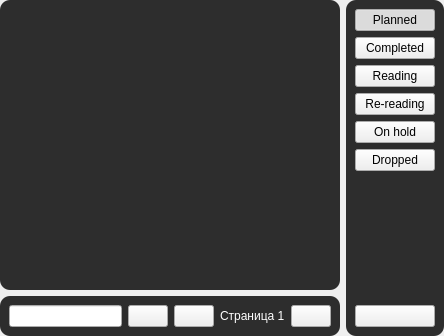
Old version of the form data/ui/shikimori.ui in the repository brandonzorn/Nlight.
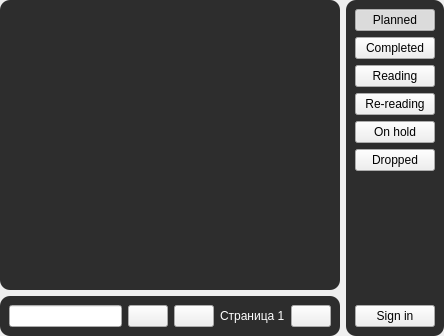
New version of the form. Icons and pictures are not drawn.

Commit message: fix translation sign in button

Patch:
```diff
--- a/data/ui/shikimori.ui
+++ b/data/ui/shikimori.ui
@@ -304,7 +304,7 @@
          <cursorShape>PointingHandCursor</cursorShape>
         </property>
         <property name="text">
-         <string/>
+         <string>Sign in</string>
         </property>
        </widget>
       </item>
```
The commit also changes 8 other files.
